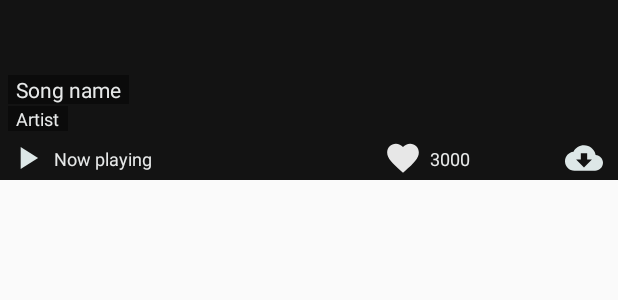
After one commit to thinhbach31/do-an, an Android app: the layout item_song_online.xml on its own in the app's theme, with its tools: preview values and no code run, on a phone screen of 412 x 824 dp. The commit adds this screen. Shown: the top 300 px of the screen. Run offline under Robolectric (Android 15) with nearby library versions, the phone set to English and light mode, and no system bars.

Commit message:
add item song

```diff
--- /dev/null
+++ b/app/src/main/res/drawable/ic_cloud_download_white_24dp.xml
@@ -0,0 +1,5 @@
+<vector android:alpha="0.9" android:height="24dp" android:tint="#F4FFFF"
+    android:viewportHeight="24.0" android:viewportWidth="24.0"
+    android:width="24dp" xmlns:android="http://schemas.android.com/apk/res/android">
+    <path android:fillColor="#FF000000" android:pathData="M19.35,10.04C18.67,6.59 15.64,4 12,4 9.11,4 6.6,5.64 5.35,8.04 2.34,8.36 0,10.91 0,14c0,3.31 2.69,6 6,6h13c2.76,0 5,-2.24 5,-5 0,-2.64 -2.05,-4.78 -4.65,-4.96zM17,13l-5,5 -5,-5h3V9h4v4h3z"/>
+</vector>
--- /dev/null
+++ b/app/src/main/res/drawable/ic_favorite_orange_24dp.xml
@@ -0,0 +1,5 @@
+<vector android:alpha="0.9" android:height="24dp" android:tint="#FF7303"
+    android:viewportHeight="24.0" android:viewportWidth="24.0"
+    android:width="24dp" xmlns:android="http://schemas.android.com/apk/res/android">
+    <path android:fillColor="#FF000000" android:pathData="M12,21.35l-1.45,-1.32C5.4,15.36 2,12.28 2,8.5 2,5.42 4.42,3 7.5,3c1.74,0 3.41,0.81 4.5,2.09C13.09,3.81 14.76,3 16.5,3 19.58,3 22,5.42 22,8.5c0,3.78 -3.4,6.86 -8.55,11.54L12,21.35z"/>
+</vector>
--- /dev/null
+++ b/app/src/main/res/drawable/ic_favorite_white_24dp.xml
@@ -0,0 +1,5 @@
+<vector android:alpha="0.9" android:height="24dp" android:tint="#FFFFFF"
+    android:viewportHeight="24.0" android:viewportWidth="24.0"
+    android:width="24dp" xmlns:android="http://schemas.android.com/apk/res/android">
+    <path android:fillColor="#FF000000" android:pathData="M12,21.35l-1.45,-1.32C5.4,15.36 2,12.28 2,8.5 2,5.42 4.42,3 7.5,3c1.74,0 3.41,0.81 4.5,2.09C13.09,3.81 14.76,3 16.5,3 19.58,3 22,5.42 22,8.5c0,3.78 -3.4,6.86 -8.55,11.54L12,21.35z"/>
+</vector>
--- /dev/null
+++ b/app/src/main/res/drawable/ic_play_arrow_white_24dp.xml
@@ -0,0 +1,5 @@
+<vector android:alpha="0.9" android:height="24dp" android:tint="#F4FFFF"
+    android:viewportHeight="24.0" android:viewportWidth="24.0"
+    android:width="24dp" xmlns:android="http://schemas.android.com/apk/res/android">
+    <path android:fillColor="#FF000000" android:pathData="M8,5v14l11,-7z"/>
+</vector>
--- /dev/null
+++ b/app/src/main/res/drawable/ic_tune_white_24dp.xml
@@ -0,0 +1,5 @@
+<vector android:height="24dp" android:tint="#FFFFFF"
+    android:viewportHeight="24.0" android:viewportWidth="24.0"
+    android:width="24dp" xmlns:android="http://schemas.android.com/apk/res/android">
+    <path android:fillColor="#FF000000" android:pathData="M3,17v2h6v-2L3,17zM3,5v2h10L13,5L3,5zM13,21v-2h8v-2h-8v-2h-2v6h2zM7,9v2L3,11v2h4v2h2L9,9L7,9zM21,13v-2L11,11v2h10zM15,9h2L17,7h4L21,5h-4L17,3h-2v6z"/>
+</vector>
--- /dev/null
+++ b/app/src/main/res/layout/item_song_online.xml
@@ -0,0 +1,116 @@
+<?xml version="1.0" encoding="utf-8"?>
+<android.support.constraint.ConstraintLayout xmlns:android="http://schemas.android.com/apk/res/android"
+    xmlns:app="http://schemas.android.com/apk/res-auto"
+    xmlns:tools="http://schemas.android.com/tools"
+    android:layout_width="match_parent"
+    android:layout_height="@dimen/dp_120"
+    android:background="@color/color_black2">
+
+    <ImageView
+        android:id="@+id/image_songOnline"
+        android:layout_width="match_parent"
+        android:layout_height="0dp"
+        app:layout_constraintBottom_toTopOf="@+id/view_onlineView"
+        app:layout_constraintStart_toStartOf="parent"
+        app:layout_constraintTop_toTopOf="parent"
+        app:layout_constraintVertical_bias="1.0" />
+
+    <TextView
+        android:id="@+id/text_onlineSongName"
+        android:layout_width="wrap_content"
+        android:layout_height="wrap_content"
+        android:layout_marginStart="@dimen/dp_5"
+        android:layout_marginBottom="@dimen/dp_1"
+        android:background="@color/color_blur_black"
+        android:paddingStart="@dimen/dp_5"
+        android:paddingEnd="@dimen/dp_5"
+        android:text="@string/title_Songname"
+        android:textColor="@color/color_White"
+        app:layout_constraintBottom_toTopOf="@id/text_onlineSongArtist"
+        app:layout_constraintStart_toStartOf="parent" />
+
+    <TextView
+        android:id="@+id/text_onlineSongArtist"
+        android:layout_width="wrap_content"
+        android:layout_height="wrap_content"
+        android:layout_marginStart="@dimen/dp_5"
+        android:layout_marginBottom="@dimen/dp_1"
+        android:background="@color/color_blur_black"
+        android:paddingStart="@dimen/dp_5"
+        android:paddingEnd="@dimen/dp_5"
+        android:text="@string/title_Artist"
+        android:textColor="@color/color_White"
+        android:textSize="@dimen/sp_12"
+        app:layout_constraintBottom_toBottomOf="@id/image_songOnline"
+        app:layout_constraintStart_toStartOf="parent" />
+
+    <View
+        android:id="@+id/view_onlineView"
+        android:layout_width="match_parent"
+        android:layout_height="1dp"
+        android:layout_marginBottom="30dp"
+        app:layout_constraintBottom_toBottomOf="parent"
+        app:layout_constraintStart_toStartOf="parent" />
+
+    <ImageView
+        android:id="@+id/image_playOnline"
+        android:layout_width="@dimen/dp_25"
+        android:layout_height="@dimen/dp_25"
+        android:layout_marginStart="@dimen/dp_5"
+        android:background="@drawable/ic_play_arrow_white_24dp"
+        app:layout_constraintBottom_toBottomOf="parent"
+        app:layout_constraintStart_toStartOf="parent"
+        app:layout_constraintTop_toBottomOf="@id/view_onlineView" />
+
+    <TextView
+        android:id="@+id/text_playing"
+        android:layout_width="wrap_content"
+        android:layout_height="@dimen/dp_25"
+        android:layout_marginStart="@dimen/dp_5"
+        android:layout_marginTop="8dp"
+        android:layout_marginBottom="8dp"
+        android:paddingTop="@dimen/dp_5"
+        android:text="@string/title_nowPlaying"
+        android:textColor="@color/color_White"
+        android:textSize="@dimen/sp_12"
+        app:layout_constraintBottom_toBottomOf="parent"
+        app:layout_constraintStart_toEndOf="@+id/image_playOnline"
+        app:layout_constraintTop_toBottomOf="@+id/image_songOnline" />
+
+    <ImageButton
+        android:id="@+id/button_download"
+        android:layout_width="@dimen/dp_25"
+        android:layout_height="@dimen/dp_25"
+        android:layout_marginEnd="@dimen/dp_10"
+        android:background="@drawable/ic_cloud_download_white_24dp"
+        app:layout_constraintBottom_toBottomOf="parent"
+        app:layout_constraintEnd_toEndOf="parent"
+        app:layout_constraintTop_toBottomOf="@id/view_onlineView" />
+
+    <TextView
+        android:id="@+id/text_likeCount"
+        android:layout_width="@dimen/dp_50"
+        android:layout_height="@dimen/dp_25"
+        android:layout_marginStart="@dimen/dp_5"
+        android:layout_marginTop="8dp"
+        android:layout_marginEnd="40dp"
+        android:layout_marginBottom="8dp"
+        android:paddingTop="@dimen/dp_5"
+        android:text="3000"
+        android:textColor="@color/color_White"
+        android:textSize="@dimen/sp_12"
+        app:layout_constraintBottom_toBottomOf="parent"
+        app:layout_constraintEnd_toStartOf="@id/button_download"
+        app:layout_constraintTop_toBottomOf="@+id/image_songOnline" />
+
+    <ImageButton
+        android:id="@+id/button_likeOnlineSong"
+        android:layout_width="@dimen/dp_25"
+        android:layout_height="@dimen/dp_25"
+        android:layout_marginEnd="@dimen/dp_5"
+        android:background="@drawable/ic_favorite_white_24dp"
+        app:layout_constraintBottom_toBottomOf="parent"
+        app:layout_constraintEnd_toStartOf="@id/text_likeCount"
+        app:layout_constraintTop_toBottomOf="@id/view_onlineView" />
+
+</android.support.constraint.ConstraintLayout>
--- a/app/src/main/res/values/colors.xml
+++ b/app/src/main/res/values/colors.xml
@@ -5,6 +5,7 @@
     <color name="colorAccent">#000000</color>
     <color name="color_black">#000000</color>
     <color name="color_black2">#f60b0b0b</color>
+    <color name="color_blur_black">#6f000000</color>
     <color name="color_tealAcent">#33877e</color>
     <color name="color_White">#f3f2f4f4</color>
     <color name="color_Grey">#939494</color>
--- a/app/src/main/res/values/dimens.xml
+++ b/app/src/main/res/values/dimens.xml
@@ -10,4 +10,10 @@
     <dimen name="dp_40">40dp</dimen>
     <dimen name="dp_60">60dp</dimen>
     <dimen name="dp_50">50dp</dimen>
+    <dimen name="dp_80">80dp</dimen>
+    <dimen name="dp_100">100dp</dimen>
+    <dimen name="dp_120">120dp</dimen>
+    <dimen name="dp_25">25dp</dimen>
+    <dimen name="sp_12">12sp</dimen>
+    <dimen name="dp_1">1dp</dimen>
 </resources>
--- a/app/src/main/res/values/strings.xml
+++ b/app/src/main/res/values/strings.xml
@@ -2,4 +2,5 @@
     <string name="app_name">ReeeCloud</string>
     <string name="title_Songname">Song name</string>
     <string name="title_Artist">Artist</string>
+    <string name="title_nowPlaying">Now playing</string>
 </resources>
```
Also changed, not shown: app/src/main/res/drawable/ic_dvd.xml (added, +10 -0 lines), app/src/main/res/layout/items_song_offline.xml (added, +51 -0 lines).
